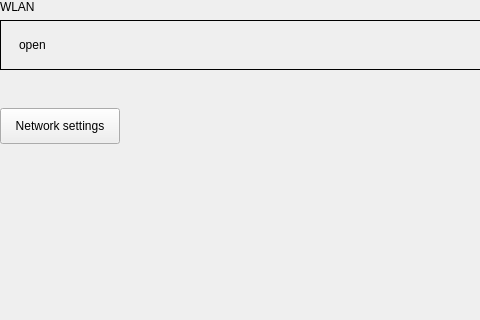
Old version of the form plugins/network/wlanconnect/wlanconnect.ui in the repository ukui/ukui-control-center; both pictures show x 0 to 480 and y 0 to 320 of the 885 by 716 pixel window.
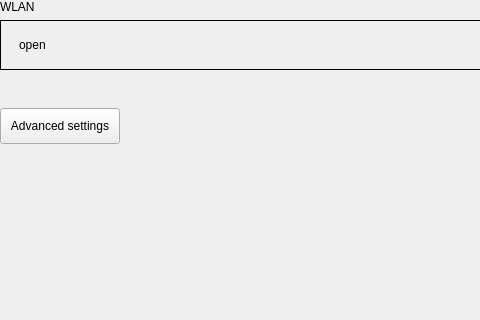
New version of the form. Custom widgets are drawn as their Qt base class.

Patch:
```diff
--- a/plugins/network/wlanconnect/wlanconnect.ui
+++ b/plugins/network/wlanconnect/wlanconnect.ui
@@ -157,7 +157,7 @@
           </size>
          </property>
          <property name="text">
-          <string>Network settings</string>
+          <string>Advanced settings</string>
          </property>
         </widget>
        </item>
```
Left out of the diff: 3 changed lines with no effect on the pictures.
